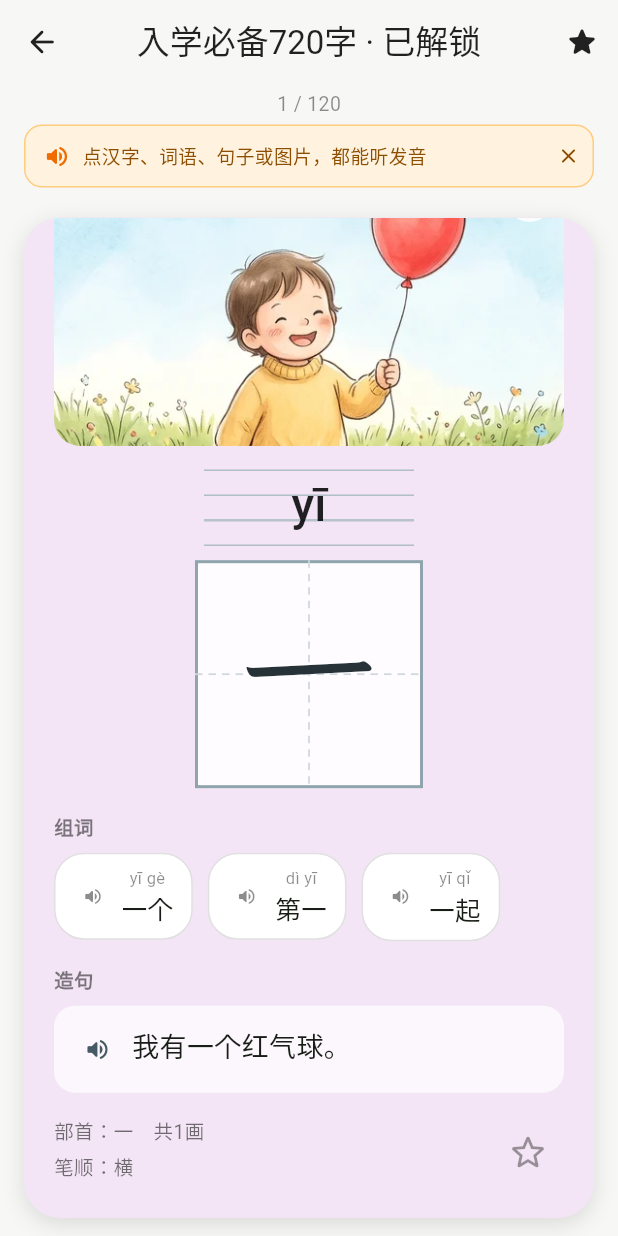
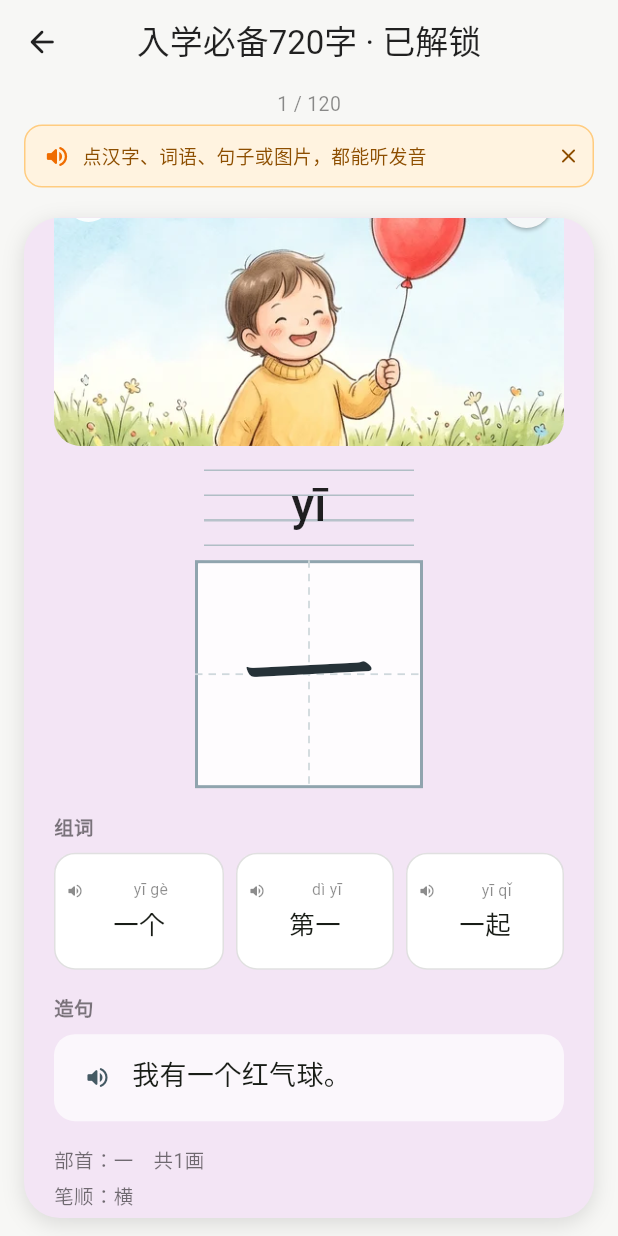
Before and after one commit to manyi100/StudyChineseWord, a Flutter app: the HomeScreen screen opened directly, scrolled down 55 dp, on a phone screen of 412 x 824 dp. Run offline on Flutter 3.47's test engine with Material 3 defaults, Android fonts, the phone set to English and light mode, and no system bars; our stand-ins replace flutter_tts, shared_preferences; accounts and stored records are empty.

Commit message:
Fix word chip wrapping and move favorites entry
- Force the three word chips into one row, pinyin wraps at most two lines
- Move the per-character favorite star to the card top-right
- Move the favorites list entry from the study app bar to the home page
- Verify layouts at 360dp width in the widget test

```diff
--- a/lib/screens/home_screen.dart
+++ b/lib/screens/home_screen.dart
@@ -8,7 +8,6 @@ import '../services/storage_service.dart';
 import '../services/tts_service.dart';
 import '../widgets/audio_feedback.dart';
 import '../widgets/character_card.dart';
-import 'favorites_screen.dart';
 import 'grade_select_screen.dart';
 
 class HomeScreen extends StatefulWidget {
@@ -171,24 +170,6 @@ class _HomeScreenState extends State<HomeScreen> {
           tooltip: '返回阶段选择',
           onPressed: _goToGradeSelect,
         ),
-        actions: [
-          IconButton(
-            icon: const Icon(Icons.star_rounded),
-            tooltip: '收藏复习',
-            onPressed: () async {
-              await Navigator.of(context).push(
-                MaterialPageRoute(
-                  builder: (_) => FavoritesScreen(
-                    allHanzi: HanziRepository.instance.all,
-                    favoriteIds: _favoriteIds,
-                    onToggleFavorite: _toggleFavorite,
-                  ),
-                ),
-              );
-              setState(() {});
-            },
-          ),
-        ],
       ),
       body: Column(
         children: [
--- a/lib/widgets/audio_feedback.dart
+++ b/lib/widgets/audio_feedback.dart
@@ -13,12 +13,16 @@ class SpeakerIcon extends StatelessWidget {
   final Color color;
   final Color? backgroundColor;
 
+  /// 图标圆形热区的额外留白，紧凑场景（如词语 chip）可设为 2~4
+  final double gap;
+
   const SpeakerIcon({
     super.key,
     required this.tag,
     this.size = 18,
     this.color = const Color(0xFF455A64),
     this.backgroundColor,
+    this.gap = 12,
   });
 
   @override
@@ -32,8 +36,8 @@ class SpeakerIcon extends StatelessWidget {
           final active = activeTag == tag;
           return AnimatedContainer(
             duration: const Duration(milliseconds: 180),
-            width: size + 12,
-            height: size + 12,
+            width: size + gap,
+            height: size + gap,
             alignment: Alignment.center,
             decoration: BoxDecoration(
               color: backgroundColor ?? Colors.transparent,
--- a/lib/widgets/character_card.dart
+++ b/lib/widgets/character_card.dart
@@ -106,12 +106,37 @@ class CharacterCard extends StatelessWidget {
                       ),
                     Positioned(
                       top: 8,
-                      right: 8,
+                      left: 8,
                       child: SpeakerIcon(
                         tag: _imageTag,
                         size: 18,
                         color: Colors.black54,
                         backgroundColor: Colors.white.withValues(alpha: 0.88),
+                      ),
+                    ),
+                    Positioned(
+                      top: 8,
+                      right: 8,
+                      child: Material(
+                        color: Colors.white.withValues(alpha: 0.9),
+                        shape: const CircleBorder(),
+                        elevation: 1,
+                        child: InkWell(
+                          customBorder: const CircleBorder(),
+                          onTap: onToggleFavorite,
+                          child: Padding(
+                            padding: const EdgeInsets.all(6),
+                            child: Icon(
+                              isFavorite
+                                  ? Icons.star_rounded
+                                  : Icons.star_border_rounded,
+                              color: isFavorite
+                                  ? Colors.amber[700]
+                                  : Colors.black38,
+                              size: 22,
+                            ),
+                          ),
+                        ),
                       ),
                     ),
                     Positioned(
@@ -157,21 +182,32 @@ class CharacterCard extends StatelessWidget {
             ),
             const SizedBox(height: 16),
 
-            // 组词区：没有数据时整块隐藏，不显示空白
+            // 组词区：没有数据时整块隐藏，不显示空白。
+            // 固定为一行三等分，词语再长也不换行：拼音最多折两行，词语单行缩放。
             if (hanzi.words.isNotEmpty) ...[
               const _SectionLabel(label: '组词'),
               const SizedBox(height: 8),
-              Wrap(
-                spacing: 10,
-                runSpacing: 10,
-                children: hanzi.words.map((w) {
-                  return _WordChip(
-                    word: w,
-                    tag: _wordTag(w),
-                    onTap: () => TtsService.instance
-                        .speak(w.text, tag: _wordTag(w)),
-                  );
-                }).toList(),
+              SizedBox(
+                height: 78,
+                child: Row(
+                  crossAxisAlignment: CrossAxisAlignment.stretch,
+                  children: [
+                    for (var i = 0; i < hanzi.words.length; i++)
+                      Expanded(
+                        child: Padding(
+                          padding: EdgeInsets.only(left: i == 0 ? 0 : 8),
+                          child: _WordChip(
+                            word: hanzi.words[i],
+                            tag: _wordTag(hanzi.words[i]),
+                            onTap: () => TtsService.instance.speak(
+                              hanzi.words[i].text,
+                              tag: _wordTag(hanzi.words[i]),
+                            ),
+                          ),
+                        ),
+                      ),
+                  ],
+                ),
               ),
               const SizedBox(height: 16),
             ],
@@ -213,35 +249,18 @@ class CharacterCard extends StatelessWidget {
               const SizedBox(height: 16),
             ],
 
-            // 底部信息条：部首/笔顺（真实校验数据） + 收藏按钮
-            Row(
-              crossAxisAlignment: CrossAxisAlignment.start,
-              children: [
-                Expanded(
-                  child: Column(
+            // 底部信息条：部首/笔顺（真实校验数据）
+            Column(
               crossAxisAlignment: CrossAxisAlignment.start,
               children: [
                 Text(
                   '部首：${hanzi.radical ?? '—'}　共${hanzi.strokeCount ?? '?'}画',
-                        style: const TextStyle(
-                            fontSize: 13, color: Colors.black54),
+                  style: const TextStyle(fontSize: 13, color: Colors.black54),
                 ),
                 const SizedBox(height: 4),
                 Text(
                   '笔顺：${hanzi.strokeOrderDisplay}',
-                        style: const TextStyle(
-                            fontSize: 13, color: Colors.black54),
-                      ),
-                    ],
-                  ),
-                ),
-                IconButton(
-                  onPressed: onToggleFavorite,
-                  icon: Icon(
-                    isFavorite ? Icons.star_rounded : Icons.star_border_rounded,
-                    color: isFavorite ? Colors.amber[700] : Colors.black38,
-                    size: 30,
-                  ),
+                  style: const TextStyle(fontSize: 13, color: Colors.black54),
                 ),
               ],
             ),
@@ -290,35 +309,54 @@ class _WordChip extends StatelessWidget {
           final active = activeTag == tag;
           return AnimatedContainer(
             duration: const Duration(milliseconds: 180),
-            padding: const EdgeInsets.symmetric(horizontal: 12, vertical: 8),
+            padding: const EdgeInsets.symmetric(horizontal: 6, vertical: 6),
             decoration: BoxDecoration(
               color: active ? const Color(0xFFF1F8E9) : Colors.white,
-              borderRadius: BorderRadius.circular(20),
+              borderRadius: BorderRadius.circular(14),
               border: Border.all(
                 color: active ? const Color(0xFF7CB342) : Colors.black12,
                 width: active ? 1.6 : 1,
               ),
             ),
-            child: Row(
-              mainAxisSize: MainAxisSize.min,
+            child: Column(
+              mainAxisAlignment: MainAxisAlignment.center,
+              children: [
+                Row(
                   children: [
                     SpeakerIcon(
                       tag: tag,
-                  size: 14,
+                      size: 12,
+                      gap: 2,
                       color: active
                           ? const Color(0xFF558B2F)
                           : Colors.black45,
                     ),
-                const SizedBox(width: 6),
-                Column(
-                  children: [
-                    Text(
+                    const SizedBox(width: 2),
+                    Expanded(
+                      child: Text(
                         word.pinyin,
-                      style: const TextStyle(
-                          fontSize: 11, color: Colors.black45),
+                        maxLines: 2,
+                        textAlign: TextAlign.center,
+                        overflow: TextOverflow.ellipsis,
+                        style: TextStyle(
+                          fontSize: 10.5,
+                          height: 1.12,
+                          color: active
+                              ? const Color(0xFF558B2F)
+                              : Colors.black45,
                         ),
-                    Text(word.text, style: const TextStyle(fontSize: 17)),
+                      ),
+                    ),
                   ],
+                ),
+                const SizedBox(height: 3),
+                FittedBox(
+                  fit: BoxFit.scaleDown,
+                  child: Text(
+                    word.text,
+                    maxLines: 1,
+                    style: const TextStyle(fontSize: 17),
+                  ),
                 ),
               ],
             ),
```
Also changed, not shown: lib/screens/grade_select_screen.dart (+90 -0 lines), 1 other file. Lines whose indentation alone changed are shown as unchanged.
